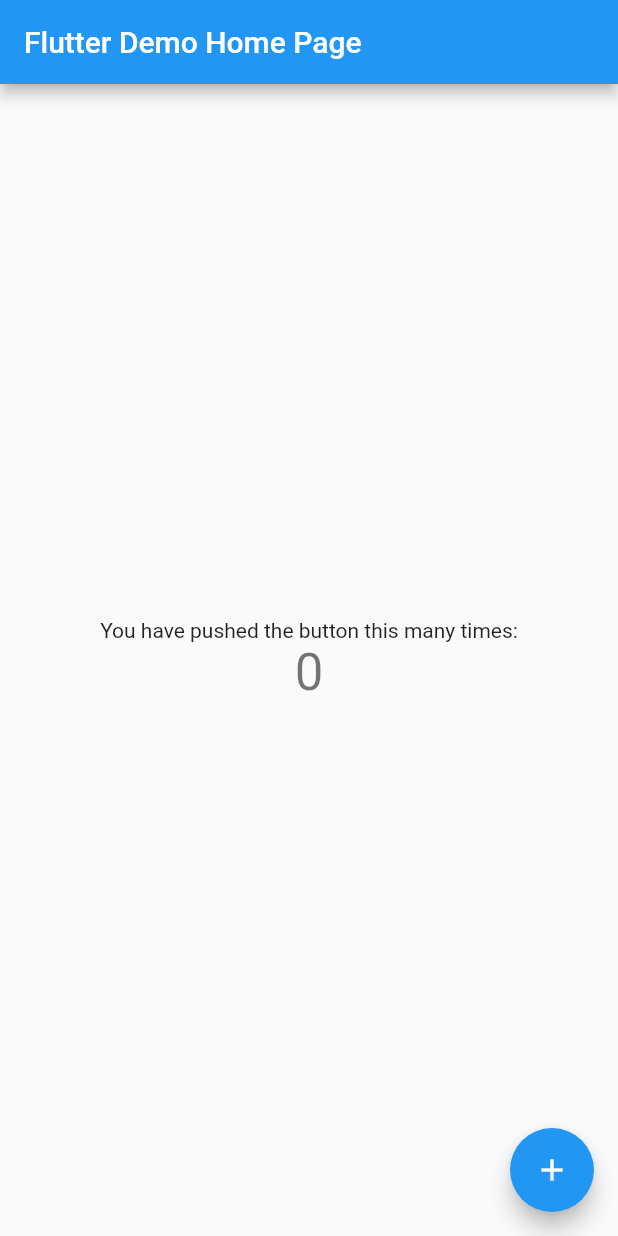
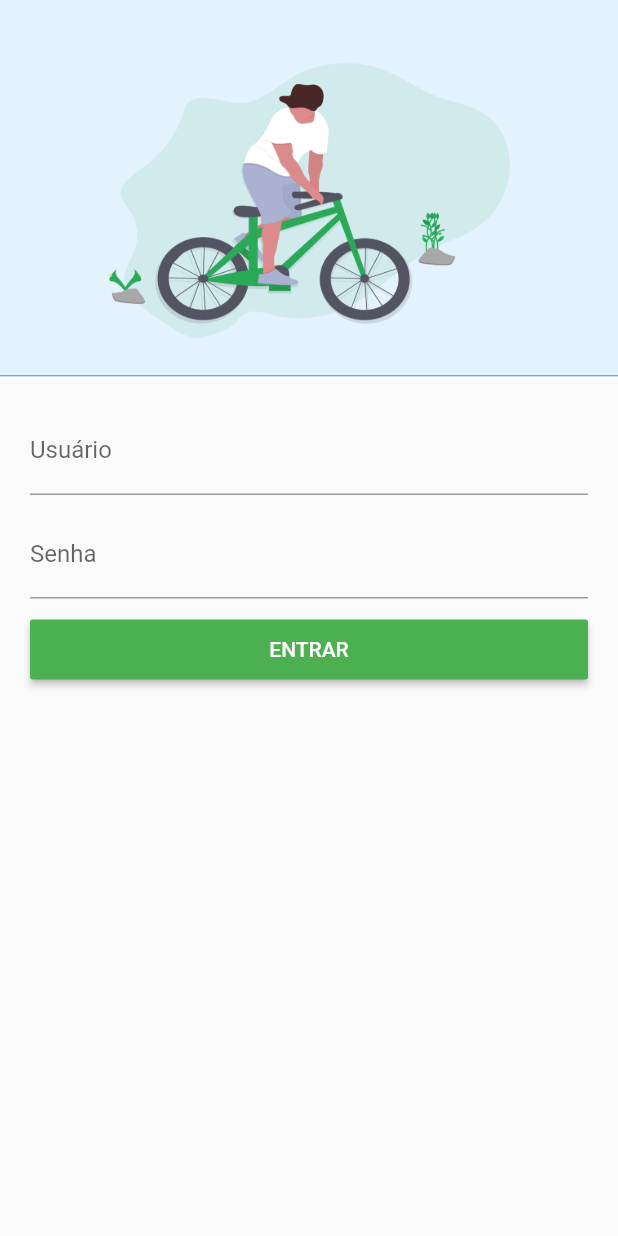
Before and after one commit to jvkass/mobile-engineering, a Flutter app: the screen it shows after launch, on a phone screen of 412 x 824 dp. Run offline on Flutter 3.47's test engine with Material 2 defaults, Android fonts, the phone set to English and light mode, and no system bars.

Commit message:
Tela de Login

```diff
--- a/lib/main.dart
+++ b/lib/main.dart
@@ -1,115 +1,22 @@
+// ignore_for_file: unnecessary_new
+
 import 'package:flutter/material.dart';
+import 'pages/login_page.dart';
+import 'pages/home_page.dart';
 
-void main() {
-  runApp(const MyApp());
-}
+void main() => runApp(new MyApp());
 
 class MyApp extends StatelessWidget {
-  const MyApp({super.key});
-
-  // This widget is the root of your application.
   @override
   Widget build(BuildContext context) {
-    return MaterialApp(
+    return new MaterialApp(
+      debugShowCheckedModeBanner: false,
       title: 'Flutter Demo',
-      theme: ThemeData(
-        // This is the theme of your application.
-        //
-        // Try running your application with "flutter run". You'll see the
-        // application has a blue toolbar. Then, without quitting the app, try
-        // changing the primarySwatch below to Colors.green and then invoke
-        // "hot reload" (press "r" in the console where you ran "flutter run",
-        // or simply save your changes to "hot reload" in a Flutter IDE).
-        // Notice that the counter didn't reset back to zero; the application
-        // is not restarted.
+      theme: new ThemeData(
         primarySwatch: Colors.blue,
       ),
-      home: const MyHomePage(title: 'Flutter Demo Home Page'),
+      home: new LoginPage(),
+      routes: {'/homepage': (context) => HomePage()},
     );
   }
 }
-
-class MyHomePage extends StatefulWidget {
-  const MyHomePage({super.key, required this.title});
-
-  // This widget is the home page of your application. It is stateful, meaning
-  // that it has a State object (defined below) that contains fields that affect
-  // how it looks.
-
-  // This class is the configuration for the state. It holds the values (in this
-  // case the title) provided by the parent (in this case the App widget) and
-  // used by the build method of the State. Fields in a Widget subclass are
-  // always marked "final".
-
-  final String title;
-
-  @override
-  State<MyHomePage> createState() => _MyHomePageState();
-}
-
-class _MyHomePageState extends State<MyHomePage> {
-  int _counter = 0;
-
-  void _incrementCounter() {
-    setState(() {
-      // This call to setState tells the Flutter framework that something has
-      // changed in this State, which causes it to rerun the build method below
-      // so that the display can reflect the updated values. If we changed
-      // _counter without calling setState(), then the build method would not be
-      // called again, and so nothing would appear to happen.
-      _counter++;
-    });
-  }
-
-  @override
-  Widget build(BuildContext context) {
-    // This method is rerun every time setState is called, for instance as done
-    // by the _incrementCounter method above.
-    //
-    // The Flutter framework has been optimized to make rerunning build methods
-    // fast, so that you can just rebuild anything that needs updating rather
-    // than having to individually change instances of widgets.
-    return Scaffold(
-      appBar: AppBar(
-        // Here we take the value from the MyHomePage object that was created by
-        // the App.build method, and use it to set our appbar title.
-        title: Text(widget.title),
-      ),
-      body: Center(
-        // Center is a layout widget. It takes a single child and positions it
-        // in the middle of the parent.
-        child: Column(
-          // Column is also a layout widget. It takes a list of children and
-          // arranges them vertically. By default, it sizes itself to fit its
-          // children horizontally, and tries to be as tall as its parent.
-          //
-          // Invoke "debug painting" (press "p" in the console, choose the
-          // "Toggle Debug Paint" action from the Flutter Inspector in Android
-          // Studio, or the "Toggle Debug Paint" command in Visual Studio Code)
-          // to see the wireframe for each widget.
-          //
-          // Column has various properties to control how it sizes itself and
-          // how it positions its children. Here we use mainAxisAlignment to
-          // center the children vertically; the main axis here is the vertical
-          // axis because Columns are vertical (the cross axis would be
-          // horizontal).
-          mainAxisAlignment: MainAxisAlignment.center,
-          children: <Widget>[
-            const Text(
-              'You have pushed the button this many times:',
-            ),
-            Text(
-              '$_counter',
-              style: Theme.of(context).textTheme.headline4,
-            ),
-          ],
-        ),
-      ),
-      floatingActionButton: FloatingActionButton(
-        onPressed: _incrementCounter,
-        tooltip: 'Increment',
-        child: const Icon(Icons.add),
-      ), // This trailing comma makes auto-formatting nicer for build methods.
-    );
-  }
-}
--- /dev/null
+++ b/lib/pages/home_page.dart
@@ -0,0 +1,22 @@
+// ignore_for_file: unnecessary_new, use_key_in_widget_constructors
+
+import 'package:flutter/material.dart';
+
+class HomePage extends StatelessWidget {
+  @override
+  Widget build(BuildContext context) {
+    return new Scaffold(
+      body: new Center(
+        child: new Column(
+          mainAxisAlignment: MainAxisAlignment.center,
+          children: <Widget>[
+            // ignore: prefer_const_constructors
+            new Text(
+              'Tela Principal do APP',
+            ),
+          ],
+        ),
+      ),
+    );
+  }
+}
--- /dev/null
+++ b/lib/pages/login_page.dart
@@ -0,0 +1,96 @@
+// ignore_for_file: prefer_const_constructors, unnecessary_new, unused_field, prefer_final_fields, library_private_types_in_public_api, use_key_in_widget_constructors
+
+import 'package:flutter/material.dart';
+
+class LoginPage extends StatefulWidget {
+  @override
+  _LoginPageState createState() => _LoginPageState();
+}
+
+class _LoginPageState extends State<LoginPage> {
+  bool _isLoading = false;
+  final formKey = new GlobalKey<FormState>();
+  final scaffoldKey = new GlobalKey<ScaffoldState>();
+  late String _usuario, _senha;
+
+  void _submit() {
+    final form = formKey.currentState;
+    if (form!.validate()) {
+      form.save();
+      _performLogin();
+    }
+  }
+
+  void _performLogin() {
+    Navigator.of(context).pushNamed('/homepage');
+  }
+
+  @override
+  Widget build(BuildContext context) {
+    var loginBtn = new MaterialButton(
+      onPressed: _submit,
+      height: 40.0,
+      minWidth: double.infinity,
+      color: Colors.green,
+      textColor: Colors.white,
+      child: new Text("ENTRAR"),
+    );
+
+    var loginForm = new ListView(
+      children: <Widget>[
+        new Column(
+          crossAxisAlignment: CrossAxisAlignment.start,
+          children: <Widget>[
+            new Container(
+              color: Colors.blue.shade50,
+              width: double.infinity,
+              height: 250.0,
+              child: new Padding(
+                padding: const EdgeInsets.all(25.0),
+                child: Image.asset(
+                  'images/bike.png',
+                ),
+              ),
+            ),
+            new Divider(
+              height: 1.0,
+              color: Theme.of(context).primaryColor,
+            ),
+            new Padding(
+              padding: const EdgeInsets.all(20.0),
+              child: new Form(
+                  key: formKey,
+                  child: new Column(
+                    children: <Widget>[
+                      new TextFormField(
+                        onSaved: (val) => _usuario = val!,
+                        validator: (val) {
+                          return val!.isEmpty ? "Digite seu usuário" : null;
+                        },
+                        decoration: new InputDecoration(labelText: "Usuário"),
+                      ),
+                      new Padding(padding: const EdgeInsets.only(bottom: 10.0)),
+                      new TextFormField(
+                        onSaved: (val) => _senha = val!,
+                        validator: (val) {
+                          return val!.isEmpty ? "Digite sua senha" : null;
+                        },
+                        obscureText: true,
+                        decoration: new InputDecoration(labelText: "Senha"),
+                      ),
+                      new Padding(padding: const EdgeInsets.only(bottom: 10.0)),
+                      _isLoading ? new CircularProgressIndicator() : loginBtn
+                    ],
+                  )),
+            ),
+          ],
+        ),
+      ],
+    );
+
+    return Scaffold(
+      key: scaffoldKey,
+      body: loginForm,
+    );
+  }
+}
--- a/pubspec.yaml
+++ b/pubspec.yaml
@@ -58,8 +58,8 @@ flutter:
   uses-material-design: true
 
   # To add assets to your application, add an assets section, like this:
-  # assets:
-  #   - images/a_dot_burr.jpeg
+  assets:
+    - images/bike.png
   #   - images/a_dot_ham.jpeg
 
   # An image asset can refer to one or more resolution-specific "variants", see
```
Also changed, not shown: images/bike.png (added).
